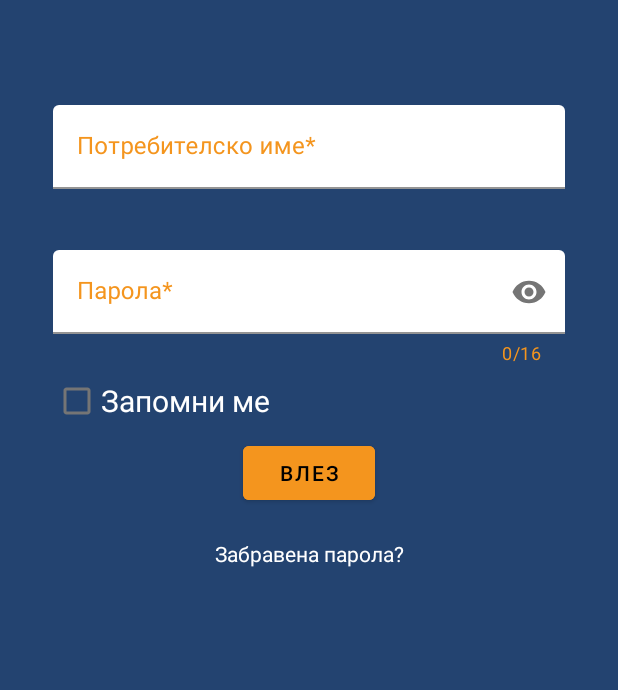
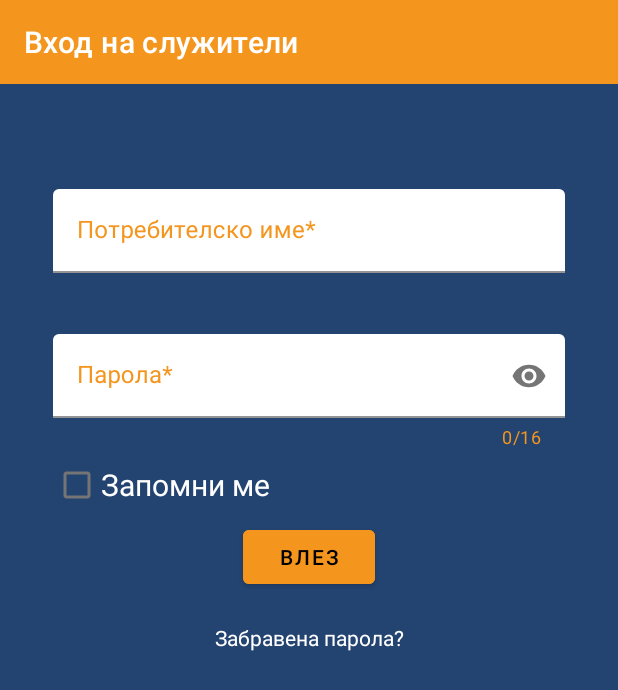
Before and after one commit to PetarP21/AutoIns, an Android app: the screen it shows after launch (MainActivity), after a tap on "ВХОД ЗА СЛУЖИТЕЛИ", on a phone screen of 412 x 824 dp. Shown: the top 690 px of the screen. Run offline under Robolectric (Android 15) with nearby library versions, the phone set to English and light mode, and no system bars; our stand-ins replace data binding.

Commit message:
AutoIns - Blah blah 1.07

```diff
--- a/app/src/main/java/com/example/diplomna/models/Client.kt
+++ b/app/src/main/java/com/example/diplomna/models/Client.kt
@@ -1,6 +1,6 @@
 package com.example.diplomna.models
 
-class Client
+data class Client
     (val id : Int,
      val PIN: String,
      val firstName: String,
--- a/app/src/main/java/com/example/diplomna/models/Employee.kt
+++ b/app/src/main/java/com/example/diplomna/models/Employee.kt
@@ -1,7 +1,6 @@
 package com.example.diplomna.models
 
-// creating a Data Model Class, without methods
-class Employee
+data class Employee
     (val id : Int,
      val nickname: String,
      val firstName: String,
--- a/app/src/main/java/com/example/diplomna/models/Position.kt
+++ b/app/src/main/java/com/example/diplomna/models/Position.kt
@@ -1,6 +1,6 @@
 package com.example.diplomna.models
 
-class Position(
+data class Position(
     val id: Int,
     val position: String
 )
--- a/app/src/main/java/com/example/diplomna/models/SecurityQuestion.kt
+++ b/app/src/main/java/com/example/diplomna/models/SecurityQuestion.kt
@@ -1,6 +1,6 @@
 package com.example.diplomna.models
 
-class SecurityQuestion (
+data class SecurityQuestion (
     val id: Int,
     val securityQuestion: String
 )
--- a/app/src/main/java/com/example/diplomna/models/Validity.kt
+++ b/app/src/main/java/com/example/diplomna/models/Validity.kt
@@ -1,6 +1,6 @@
 package com.example.diplomna.models
 
-class Validity (
+data class Validity (
     val id: Int,
     val validity: Int
 )
--- a/app/src/main/java/com/example/diplomna/models/VehicleType.kt
+++ b/app/src/main/java/com/example/diplomna/models/VehicleType.kt
@@ -1,6 +1,6 @@
 package com.example.diplomna.models
 
-class VehicleType (
+data class VehicleType (
     val id: Int,
     val vehicleType: String
 )
--- a/app/src/main/java/com/example/diplomna/ui/LoginFragment.kt
+++ b/app/src/main/java/com/example/diplomna/ui/LoginFragment.kt
@@ -26,9 +26,9 @@ class LoginFragment : Fragment() {
         savedInstanceState: Bundle?
     ): View {
         val databaseHandler = DatabaseHandler(requireContext())
-        val isRemembered = SharedPref.readBoolean("CHECKBOX")
+        SharedPref.readBoolean("CHECKBOX")
         val nickname = SharedPref.readString("NICKNAME")
-        if(isRemembered){
+        if(nickname!=""){
             val positionId = databaseHandler.getPositionIdByNickname(nickname)
             val position = databaseHandler.getPositionById(positionId)
             when(position.position){
--- a/app/src/main/java/com/example/diplomna/ui/ShowClientsFragment.kt
+++ b/app/src/main/java/com/example/diplomna/ui/ShowClientsFragment.kt
@@ -11,15 +11,15 @@ import android.widget.TextView
 import android.widget.Toast
 import androidx.appcompat.app.AppCompatActivity
 import androidx.databinding.DataBindingUtil
+import androidx.fragment.app.Fragment
 import androidx.recyclerview.widget.LinearLayoutManager
 import com.example.diplomna.MainActivity
 import com.example.diplomna.R
 import com.example.diplomna.databinding.FragmentShowClientsBinding
 import com.example.diplomna.models.Client
-import com.example.diplomna.util.BaseFragment
 import com.example.diplomna.util.ClientAdapter
 
-class ShowClientsFragment : BaseFragment() {
+class ShowClientsFragment : Fragment() {
     private lateinit var binding: FragmentShowClientsBinding
     private lateinit var clientAdapter: ClientAdapter
     override fun onCreateView(
--- a/app/src/main/java/com/example/diplomna/util/VehicleAdapter.kt
+++ b/app/src/main/java/com/example/diplomna/util/VehicleAdapter.kt
@@ -79,12 +79,13 @@ class VehicleAdapter(val context: Context, val items: ArrayList<Vehicle>) : Recy
         holder.clientName.text = "Клиент: ${client.firstName} ${client.lastName}"
         holder.VIN.text = "Идентификационен номер: "+item.VIN
         holder.registrationCertificate.text = "№ на рег. сертификат: "+item.registrationCertificate
-        holder.engine.text = "Обем на двигателя: "+item.engine.toString()
+        holder.engine.text = "Обем на двигателя: "+item.engine.toString() + " см3"
         holder.type.text = "Вид: "+ vehicleType.vehicleType
         holder.brand.text = "Марка: "+item.brand
         holder.model.text = "Модел: "+item.model
         holder.date.text = "Дата на сключване: "+item.date
-        holder.price.text = "Застрахователна премия: "+item.price.toString()
+        val price = String.format("%.2f",item.price)
+        holder.price.text = "Застрахователна премия: "+price+" лв."
         if(validity.validity == context.getString(ValidityOptions.YES.id).toInt()) {
             holder.isValid.text = "Валидност: Валидна"
         } else {
--- a/app/src/main/res/layout/fragment_login.xml
+++ b/app/src/main/res/layout/fragment_login.xml
@@ -6,6 +6,18 @@
     android:layout_width="match_parent"
     android:layout_height="match_parent"
     tools:context=".ui.LoginFragment">
+
+    <androidx.appcompat.widget.Toolbar
+        android:id="@+id/toolbar"
+        android:layout_width="match_parent"
+        android:layout_height="wrap_content"
+        android:background="@color/orange"
+        android:theme="@style/ThemeOverlay.AppCompat.Dark.ActionBar"
+        app:layout_constraintEnd_toEndOf="parent"
+        app:layout_constraintStart_toStartOf="parent"
+        app:layout_constraintTop_toTopOf="parent"
+        app:popupTheme="@style/ThemeOverlay.AppCompat.Light"
+        app:title="Вход на служители" />
 
     <com.google.android.material.textfield.TextInputLayout
         android:id="@+id/nickname"
@@ -22,7 +34,7 @@
         app:errorEnabled="true"
         app:layout_constraintEnd_toEndOf="parent"
         app:layout_constraintStart_toStartOf="parent"
-        app:layout_constraintTop_toTopOf="parent">
+        app:layout_constraintTop_toBottomOf="@id/toolbar">
 
         <com.google.android.material.textfield.TextInputEditText
             android:textColor="@color/black"
--- a/app/src/main/res/navigation/nav_graph.xml
+++ b/app/src/main/res/navigation/nav_graph.xml
@@ -111,15 +111,18 @@
     <fragment
         android:id="@+id/forgottenPasswordFragment"
         android:name="com.example.diplomna.ui.ForgottenPasswordFragment"
-        android:label="ForgottenPasswordFragment" />
+        android:label="ForgottenPasswordFragment"
+        tools:layout="@layout/fragment_forgotten_password"/>
     <fragment
         android:id="@+id/updateProfileFragment"
         android:name="com.example.diplomna.ui.UpdateProfileFragment"
-        android:label="UpdateProfileFragment" />
+        android:label="UpdateProfileFragment"
+        tools:layout="@layout/fragment_update_profile"/>
     <fragment
         android:id="@+id/updateInsuranceFragment"
         android:name="com.example.diplomna.ui.UpdateInsuranceFragment"
-        android:label="UpdateInsuranceFragment" >
+        android:label="UpdateInsuranceFragment"
+        tools:layout="@layout/fragment_update_insurance">
         <argument
             android:name="vehicle"
             app:argType="com.example.diplomna.models.Vehicle" />
```
Also changed, not shown: app/src/main/java/com/example/diplomna/MainActivity.kt (+28 -1 lines), app/src/main/java/com/example/diplomna/ui/CheckFragment.kt (+36 -2 lines), app/src/main/java/com/example/diplomna/ui/EmployeeOperationsFragment.kt (+49 -3 lines), app/src/main/java/com/example/diplomna/util/BaseFragment.kt (deleted, +0 -61 lines), app/src/main/res/layout/fragment_forgotten_password.xml (+13 -1 lines).
